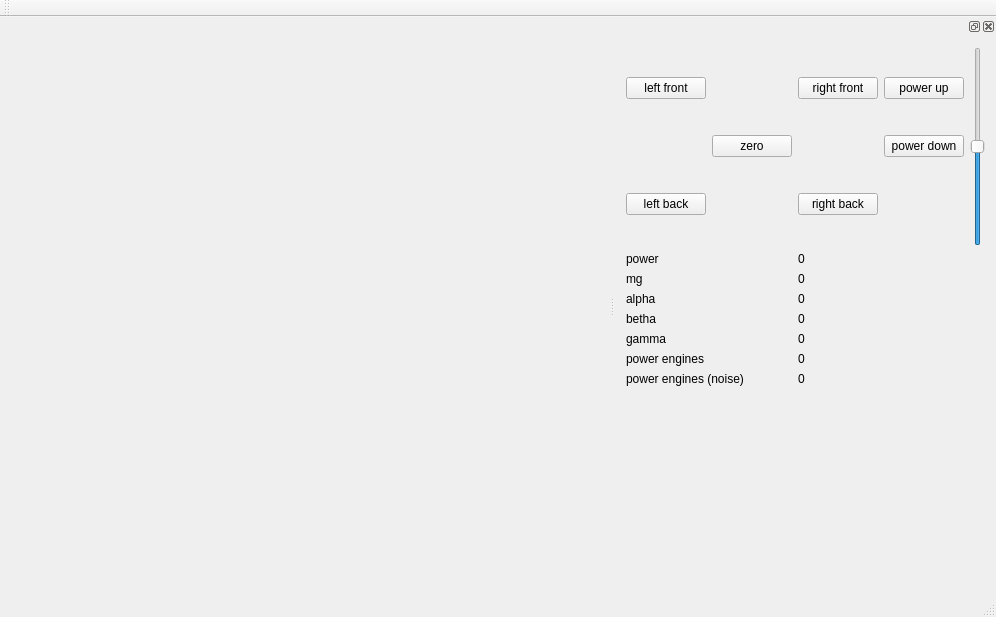
Above: mainwindow.ui from artthirt/glsamp before the change. Below: the same form after it.
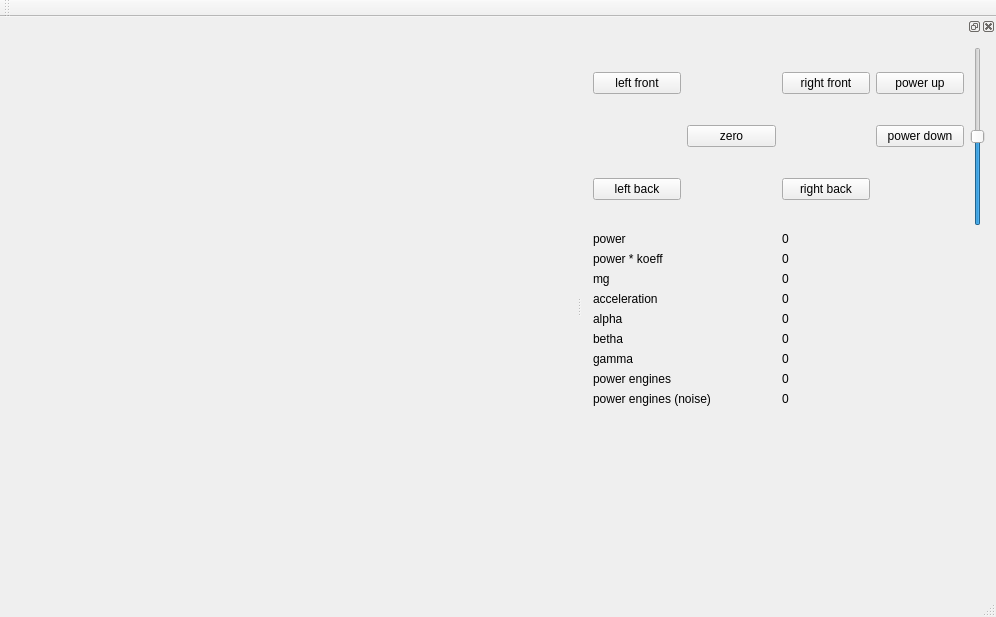
That is the form after the change. Custom widgets are drawn as their Qt base class.

What changed in the file:
```diff
--- a/mainwindow.ui
+++ b/mainwindow.ui
@@ -46,8 +46,8 @@
   <widget class="QDockWidget" name="dockWidget">
    <property name="minimumSize">
     <size>
-     <width>363</width>
-     <height>264</height>
+     <width>414</width>
+     <height>335</height>
     </size>
    </property>
    <attribute name="dockWidgetArea">
@@ -57,7 +57,7 @@
     <layout class="QGridLayout" name="gridLayout_2">
      <item row="1" column="2">
       <layout class="QGridLayout" name="gridLayout_3">
-       <item row="5" column="0">
+       <item row="7" column="0">
         <widget class="QLabel" name="label_">
          <property name="text">
           <string>power engines</string>
@@ -71,49 +71,49 @@
          </property>
         </widget>
        </item>
-       <item row="4" column="0">
+       <item row="6" column="0">
         <widget class="QLabel" name="label_4">
          <property name="text">
           <string>gamma</string>
          </property>
         </widget>
        </item>
-       <item row="2" column="1">
+       <item row="4" column="1">
         <widget class="QLabel" name="label_alpha">
          <property name="text">
           <string>0</string>
          </property>
         </widget>
        </item>
-       <item row="3" column="1">
+       <item row="5" column="1">
         <widget class="QLabel" name="label_betha">
          <property name="text">
           <string>0</string>
          </property>
         </widget>
        </item>
-       <item row="4" column="1">
-        <widget class="QLabel" name="label_gamma">
-         <property name="text">
-          <string>0</string>
-         </property>
-        </widget>
-       </item>
-       <item row="1" column="1">
-        <widget class="QLabel" name="label_mg">
-         <property name="text">
-          <string>0</string>
-         </property>
-        </widget>
-       </item>
-       <item row="1" column="0">
+       <item row="2" column="0">
         <widget class="QLabel" name="label_1">
          <property name="text">
           <string>mg</string>
          </property>
         </widget>
        </item>
-       <item row="5" column="1">
+       <item row="2" column="1">
+        <widget class="QLabel" name="label_mg">
+         <property name="text">
+          <string>0</string>
+         </property>
+        </widget>
+       </item>
+       <item row="6" column="1">
+        <widget class="QLabel" name="label_gamma">
+         <property name="text">
+          <string>0</string>
+         </property>
+        </widget>
+       </item>
+       <item row="7" column="1">
         <widget class="QLabel" name="label_power_engines">
          <property name="text">
           <string>0</string>
@@ -127,34 +127,62 @@
          </property>
         </widget>
        </item>
-       <item row="3" column="0">
+       <item row="5" column="0">
         <widget class="QLabel" name="label_3">
          <property name="text">
           <string>betha</string>
          </property>
         </widget>
        </item>
-       <item row="2" column="0">
+       <item row="4" column="0">
         <widget class="QLabel" name="label_2">
          <property name="text">
           <string>alpha</string>
          </property>
         </widget>
        </item>
-       <item row="6" column="0">
+       <item row="8" column="0">
         <widget class="QLabel" name="label_5">
          <property name="text">
           <string>power engines (noise)</string>
          </property>
         </widget>
        </item>
-       <item row="6" column="1">
+       <item row="8" column="1">
         <widget class="QLabel" name="label_power_engines_noise">
          <property name="text">
           <string>0</string>
          </property>
         </widget>
        </item>
+       <item row="1" column="0">
+        <widget class="QLabel" name="label_6">
+         <property name="text">
+          <string>power * koeff</string>
+         </property>
+        </widget>
+       </item>
+       <item row="1" column="1">
+        <widget class="QLabel" name="label_power_koeff">
+         <property name="text">
+          <string>0</string>
+         </property>
+        </widget>
+       </item>
+       <item row="3" column="0">
+        <widget class="QLabel" name="label_7">
+         <property name="text">
+          <string>acceleration</string>
+         </property>
+        </widget>
+       </item>
+       <item row="3" column="1">
+        <widget class="QLabel" name="label_acceleration">
+         <property name="text">
+          <string>0</string>
+         </property>
+        </widget>
+       </item>
       </layout>
      </item>
      <item row="0" column="2">
@@ -226,7 +254,10 @@
      <item row="0" column="3">
       <widget class="QSlider" name="vs_power">
        <property name="minimum">
-        <number>-99</number>
+        <number>-400</number>
+       </property>
+       <property name="maximum">
+        <number>400</number>
        </property>
        <property name="orientation">
         <enum>Qt::Vertical</enum>
```
Left out of the diff: 2 changed lines with no effect on the pictures.
